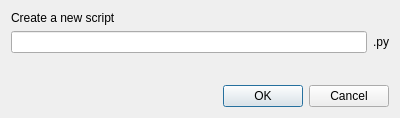
Before: the Qt Designer form nimble/resources/ui/new_script_popup.ui in MonliH/nimble-engine, drawn with Qt 5.
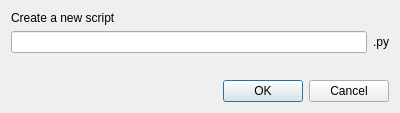
After: the same form once the commit is applied.

```diff
--- a/nimble/resources/ui/new_script_popup.ui
+++ b/nimble/resources/ui/new_script_popup.ui
@@ -7,7 +7,7 @@
     <x>0</x>
     <y>0</y>
     <width>400</width>
-    <height>118</height>
+    <height>113</height>
    </rect>
   </property>
   <property name="windowTitle">
```
Left out of the diff: 3 changed lines with no effect on the pictures.
